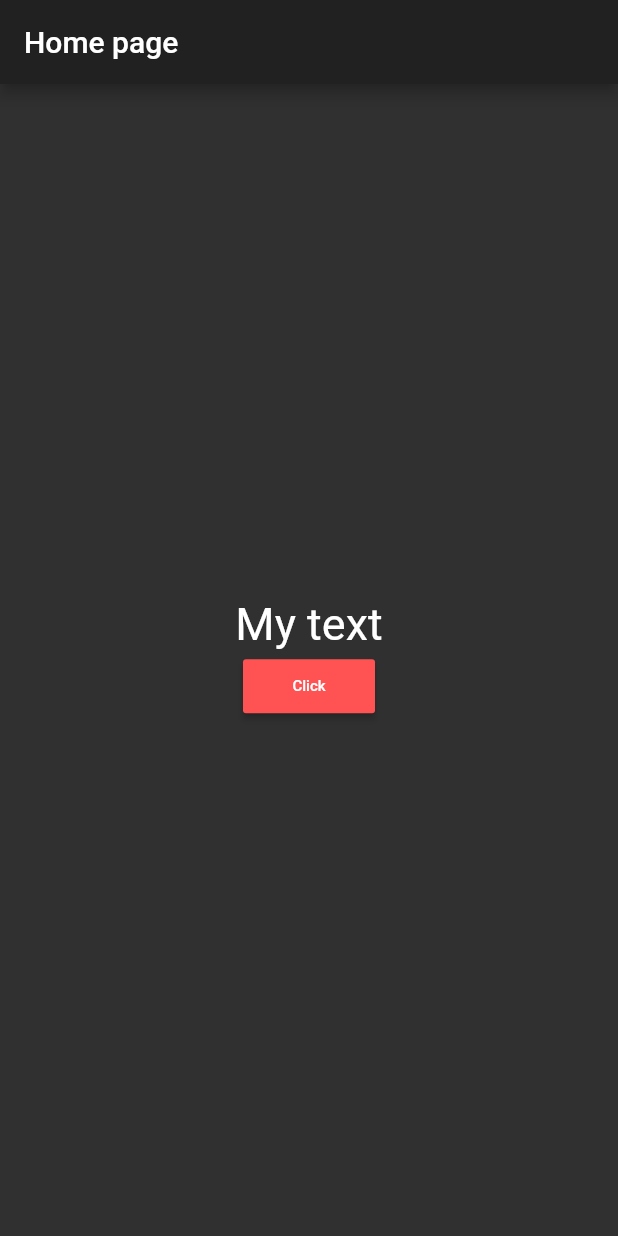
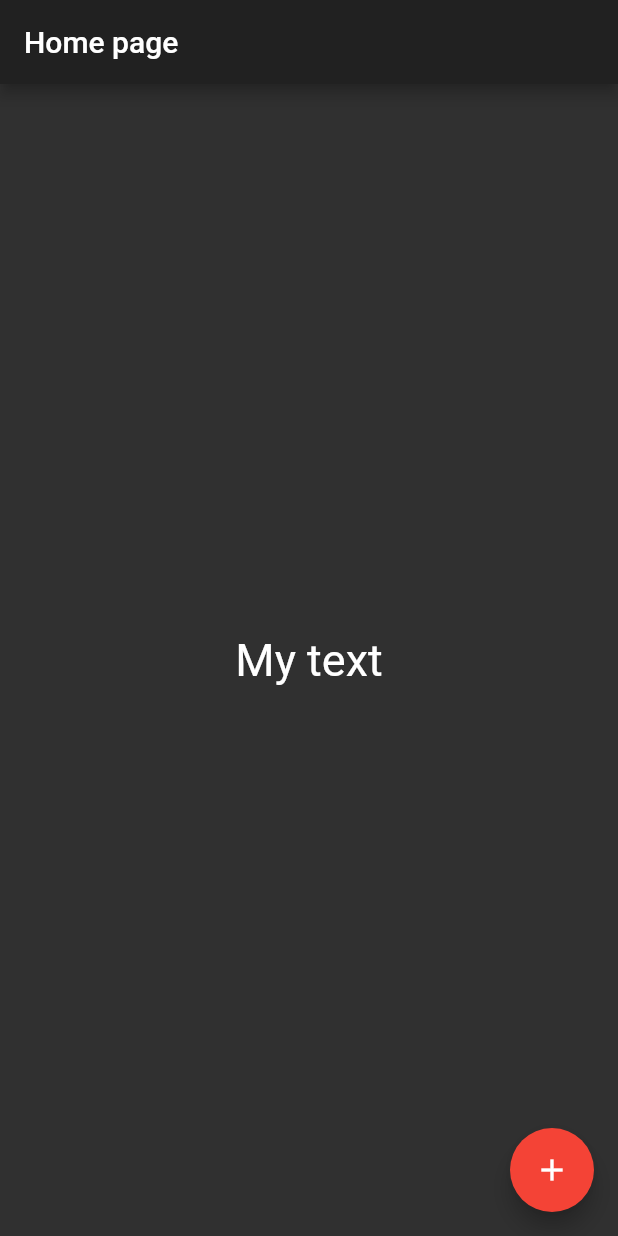
Before and after one commit to gautamamber/flutter-demo-app, a Flutter app: the screen it shows after launch, on a phone screen of 412 x 824 dp. Run offline on Flutter 3.47's test engine with Material 2 defaults, Android fonts, the phone set to English and light mode, and no system bars.

Commit message:
add floating action button

```diff
--- a/lib/main.dart
+++ b/lib/main.dart
@@ -89,13 +89,13 @@ Widget _bodyWidget(){
         mainAxisAlignment: MainAxisAlignment.center,
         children: <Widget>[
           new Text(myText, style: new TextStyle(fontSize: 30.0),),
-          new RaisedButton(
-            child: new Text("Click", style: new TextStyle(color: Colors.white,
-            fontSize: 10.0),),
-            onPressed: _changeText,
-            color: Colors.redAccent,
+          // new RaisedButton(
+          //   child: new Text("Click", style: new TextStyle(color: Colors.white,
+          //   fontSize: 10.0),),
+          //   onPressed: _changeText,
+          //   color: Colors.redAccent,
 
-          )
+          // )
         ],
       ),
     ),
@@ -109,7 +109,11 @@ Widget _bodyWidget(){
       appBar: new AppBar(
         title: new Text("Home page"),
       ),
-      body: _bodyWidget()
+      body: _bodyWidget(),
+      floatingActionButton: new FloatingActionButton(
+        child: new Icon(Icons.add),
+        onPressed: _changeText,
+      ),
       // body: new Center(child: new Text("This is statefull widget"),),
     );
   }
```
